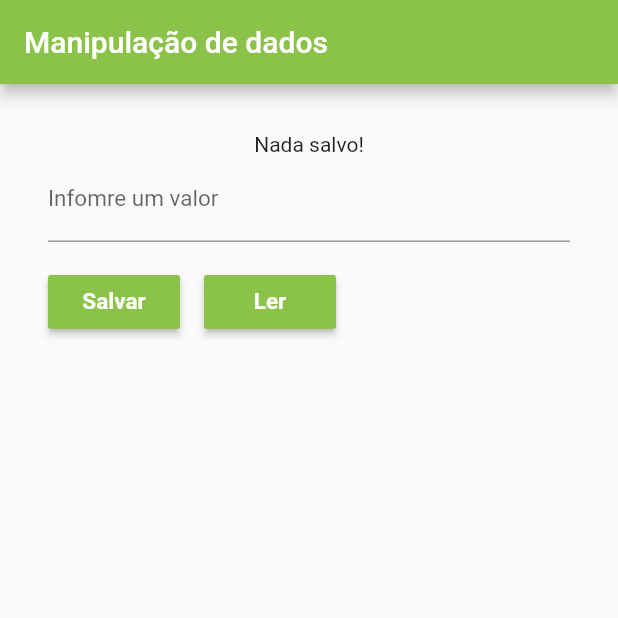
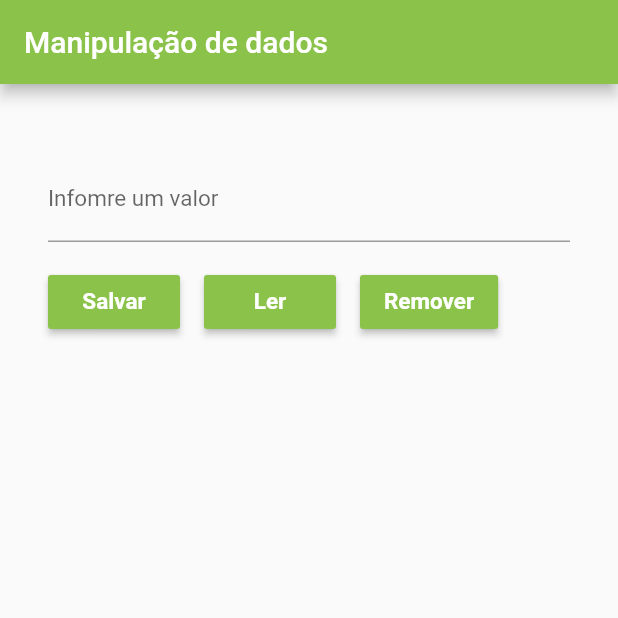
Before and after one commit to paulosales47/SharedPreferencesFlutter, a Flutter app: the screen it shows after launch, after a tap on "Salvar", on a phone screen of 412 x 824 dp, the top half of it. Run offline on Flutter 3.47's test engine with Material 2 defaults, Android fonts, the phone set to English and light mode, and no system bars; our stand-ins replace shared_preferences.

```diff
--- a/lib/Home.dart
+++ b/lib/Home.dart
@@ -1,4 +1,5 @@
 import 'package:flutter/material.dart';
+import 'package:shared_preferences/shared_preferences.dart';
 
 class Home extends StatefulWidget {
   @override
@@ -8,9 +9,29 @@ class Home extends StatefulWidget {
 class _HomeState extends State<Home> {
 
   String _valorInformado = "Nada salvo!";
+  var _controller = TextEditingController();
 
-  _salvar(){}
-  _ler(){}
+  _salvar() async{
+    final preferencias = await SharedPreferences.getInstance();
+    await preferencias.setString("valorInformado", _controller.text);
+    setState(() {
+      _valorInformado = _controller.text;
+    });
+
+  }
+  _ler() async{
+    final preferencias = await SharedPreferences.getInstance();
+    setState(() {
+      _valorInformado = preferencias.getString("valorInformado") ?? "Nada salvo!";
+    });
+  }
+  _remover() async{
+    final preferencias = await SharedPreferences.getInstance();
+    preferencias.remove("valorInformado");
+    setState(() {
+      _valorInformado = "Nada salvo!";
+    });
+  }
 
   @override
   Widget build(BuildContext context) {
@@ -28,6 +49,7 @@ class _HomeState extends State<Home> {
             ),
             TextField(
               keyboardType: TextInputType.text,
+              controller: _controller,
               style: TextStyle(
                 fontSize: 15
               ),
@@ -51,12 +73,25 @@ class _HomeState extends State<Home> {
                   ),
                 ),
                 Padding(
-                  padding: EdgeInsets.only(top: 16),
+                  padding: EdgeInsets.only(top: 16, right: 16),
                   child: RaisedButton(
                     color: Colors.lightGreen,
                     textColor: Colors.white,
                     onPressed: _ler,
                     child: Text("Ler",
+                      style: TextStyle(
+                          fontSize: 15,
+                          fontWeight: FontWeight.bold
+                      ),),
+                  ),
+                ),
+                Padding(
+                  padding: EdgeInsets.only(top: 16),
+                  child: RaisedButton(
+                    color: Colors.lightGreen,
+                    textColor: Colors.white,
+                    onPressed: _remover,
+                    child: Text("Remover",
                       style: TextStyle(
                           fontSize: 15,
                           fontWeight: FontWeight.bold
--- a/pubspec.yaml
+++ b/pubspec.yaml
@@ -23,6 +23,7 @@ dependencies:
   # The following adds the Cupertino Icons font to your application.
   # Use with the CupertinoIcons class for iOS style icons.
   cupertino_icons: ^0.1.2
+  shared_preferences: ^0.5.6+1
 
 dev_dependencies:
   flutter_test:
```
Also changed, not shown: pubspec.lock.
